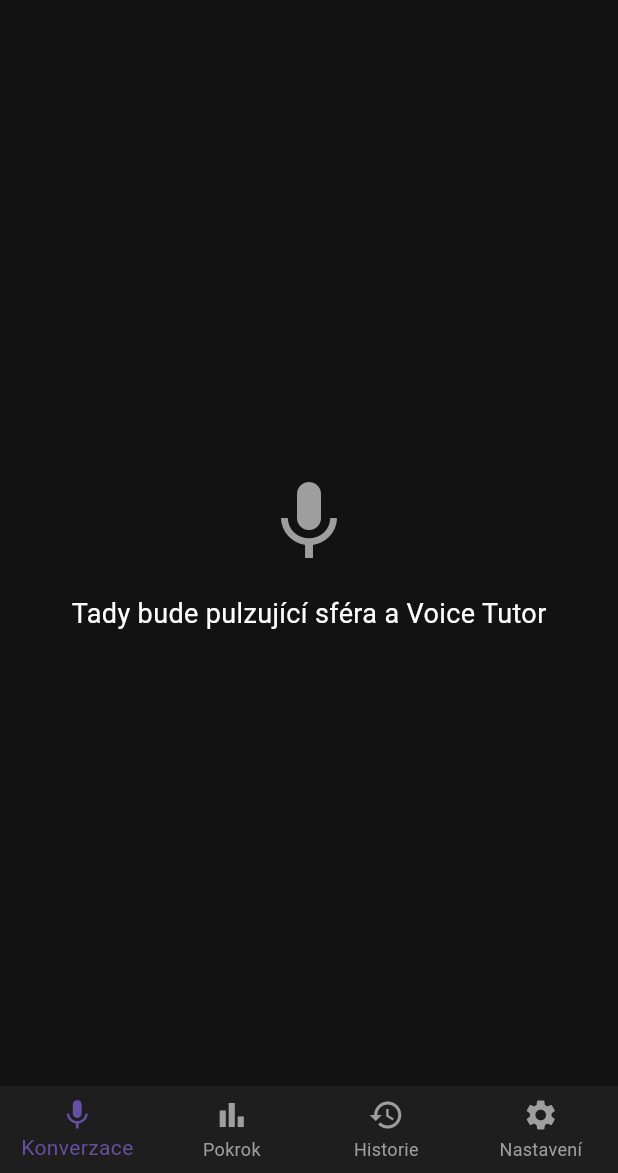
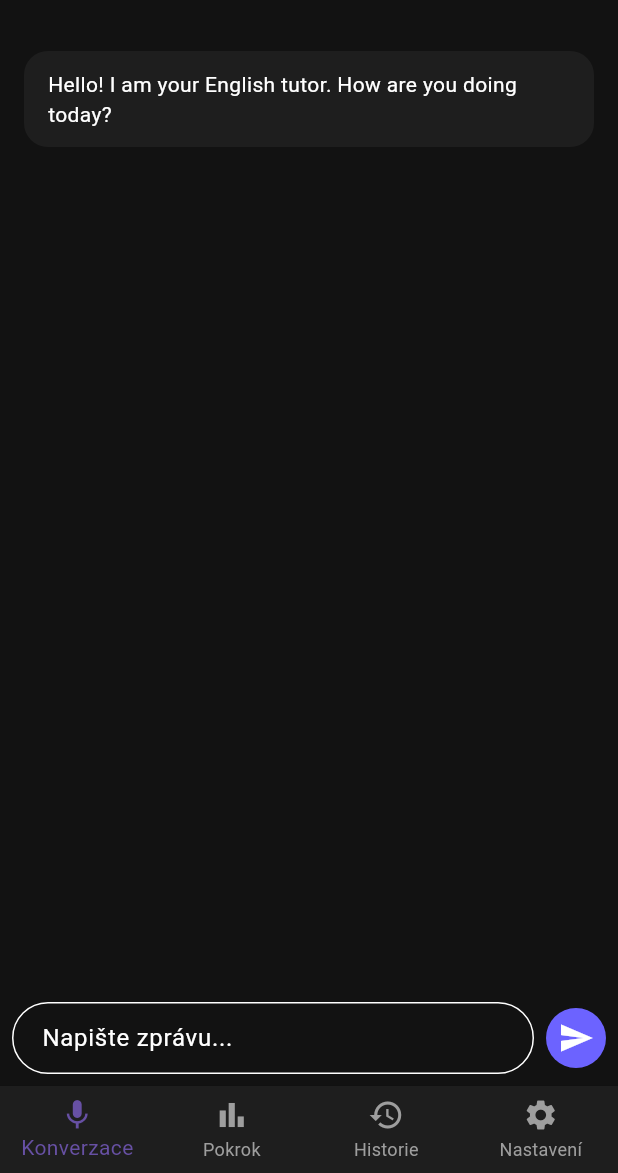
Before and after one commit to 100ky/AJ_Tudor, a Flutter app: the screen it shows after launch, on a phone screen of 412 x 824 dp, the part 63-1236 px from its top. Run offline on Flutter 3.47's test engine with Material 3 defaults, Android fonts, the phone set to English and light mode, and no system bars; our stand-ins replace drift, flutter_riverpod, google_generative_ai, shared_preferences; accounts and stored records are empty; generated files the repository leaves out were written again.

Commit message:
feat: initialize project with basic chat interface and essential services

```diff
--- a/AJ_Tudor/lib/features/conversation/conversation_screen.dart
+++ b/AJ_Tudor/lib/features/conversation/conversation_screen.dart
@@ -1,21 +1,86 @@
 import 'package:flutter/material.dart';
+import 'package:flutter_riverpod/flutter_riverpod.dart';
+import '../../providers/chat_provider.dart';
 
-class ConversationScreen extends StatelessWidget {
+class ConversationScreen extends ConsumerStatefulWidget {
   const ConversationScreen({super.key});
 
   @override
+  ConsumerState<ConversationScreen> createState() => _ConversationScreenState();
+}
+
+class _ConversationScreenState extends ConsumerState<ConversationScreen> {
+  final TextEditingController _textController = TextEditingController();
+
+  void _sendMessage() {
+    final text = _textController.text.trim();
+    if (text.isNotEmpty) {
+      ref.read(chatProvider.notifier).sendMessage(text);
+      _textController.clear();
+    }
+  }
+
+  @override
   Widget build(BuildContext context) {
+    final messages = ref.watch(chatProvider);
+
     return Scaffold(
       appBar: AppBar(title: const Text('AJ Tudor')),
-      body: const Center(
-        child: Column(
-          mainAxisAlignment: MainAxisAlignment.center,
-          children: [
-            Icon(Icons.mic, size: 64, color: Colors.grey),
-            SizedBox(height: 16),
-            Text('Tady bude pulzující sféra a Voice Tutor', style: TextStyle(fontSize: 18)),
-          ],
-        ),
+      body: Column(
+        children: [
+          Expanded(
+            child: ListView.builder(
+              padding: const EdgeInsets.all(16.0),
+              itemCount: messages.length,
+              itemBuilder: (context, index) {
+                final msg = messages[index];
+                return Align(
+                  alignment: msg.isUser ? Alignment.centerRight : Alignment.centerLeft,
+                  child: Container(
+                    margin: const EdgeInsets.symmetric(vertical: 4.0),
+                    padding: const EdgeInsets.symmetric(horizontal: 16.0, vertical: 12.0),
+                    decoration: BoxDecoration(
+                      color: msg.isUser ? Theme.of(context).colorScheme.primary : Theme.of(context).colorScheme.surface,
+                      borderRadius: BorderRadius.circular(16.0),
+                    ),
+                    child: Text(
+                      msg.text,
+                      style: TextStyle(
+                        color: msg.isUser ? Colors.white : Theme.of(context).colorScheme.onSurface,
+                      ),
+                    ),
+                  ),
+                );
+              },
+            ),
+          ),
+          Padding(
+            padding: const EdgeInsets.all(8.0),
+            child: Row(
+              children: [
+                Expanded(
+                  child: TextField(
+                    controller: _textController,
+                    decoration: InputDecoration(
+                      hintText: 'Napište zprávu...',
+                      border: OutlineInputBorder(borderRadius: BorderRadius.circular(24.0)),
+                      contentPadding: const EdgeInsets.symmetric(horizontal: 16.0),
+                    ),
+                    onSubmitted: (_) => _sendMessage(),
+                  ),
+                ),
+                const SizedBox(width: 8),
+                CircleAvatar(
+                  backgroundColor: Theme.of(context).colorScheme.primary,
+                  child: IconButton(
+                    icon: const Icon(Icons.send, color: Colors.white),
+                    onPressed: _sendMessage,
+                  ),
+                ),
+              ],
+            ),
+          ),
+        ],
       ),
     );
   }
--- /dev/null
+++ b/AJ_Tudor/lib/services/system_prompt_builder.dart
@@ -0,0 +1,16 @@
+class SystemPromptBuilder {
+  static String buildPrompt(String targetLevel, String nativeLanguage) {
+    return '''
+You are a friendly, encouraging, and highly competent English language tutor.
+Your student's target level is $targetLevel and their native language is $nativeLanguage.
+
+Your main goals are:
+1. Maintain a natural, engaging conversation.
+2. If the user makes a significant grammar or vocabulary mistake, gently point it out and provide the correct form.
+3. Adapt your vocabulary and sentence structure to the student's level ($targetLevel).
+4. Always respond in English, but you may occasionally use $nativeLanguage to clarify complex grammar rules if necessary.
+
+Keep your responses concise and conversational. Do not overwhelm the student with long walls of text.
+''';
+  }
+}
--- a/AJ_Tudor/pubspec.yaml
+++ b/AJ_Tudor/pubspec.yaml
@@ -40,6 +40,7 @@
   path_provider: ^2.1.6
   path: ^1.9.1
   shared_preferences: ^2.5.5
+  google_generative_ai: ^0.4.7
 
 dev_dependencies:
   flutter_test:
```
Also changed, not shown: AJ_Tudor/lib/providers/chat_provider.dart (added, +44 -0 lines), AJ_Tudor/lib/services/tutor_service.dart (added, +29 -0 lines), AJ_Tudor/pubspec.lock, 1 other file.
